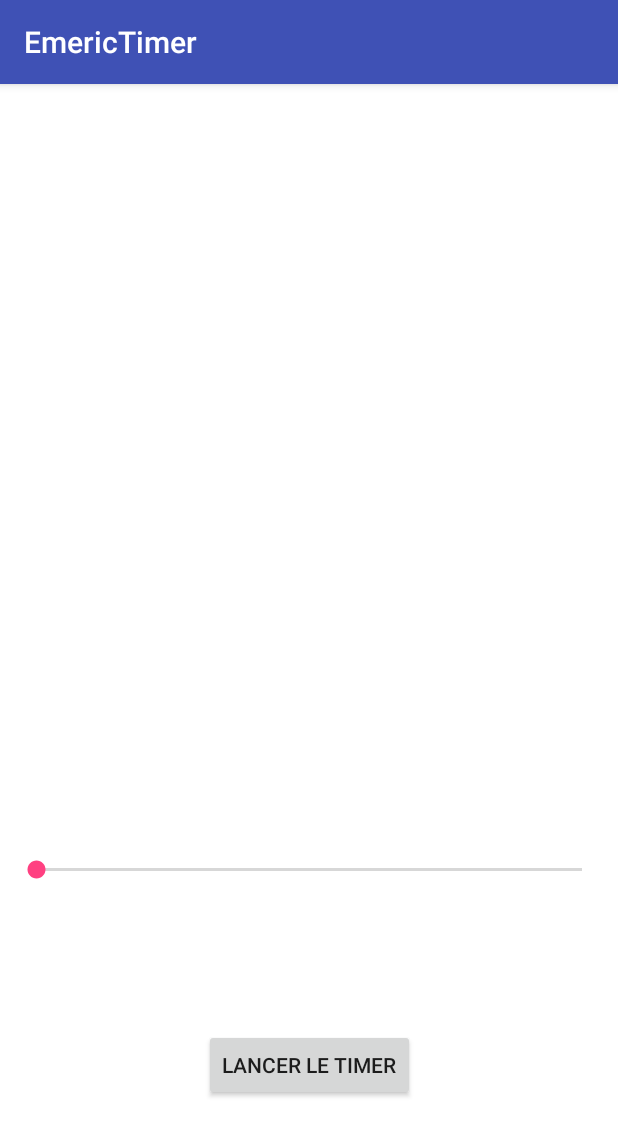
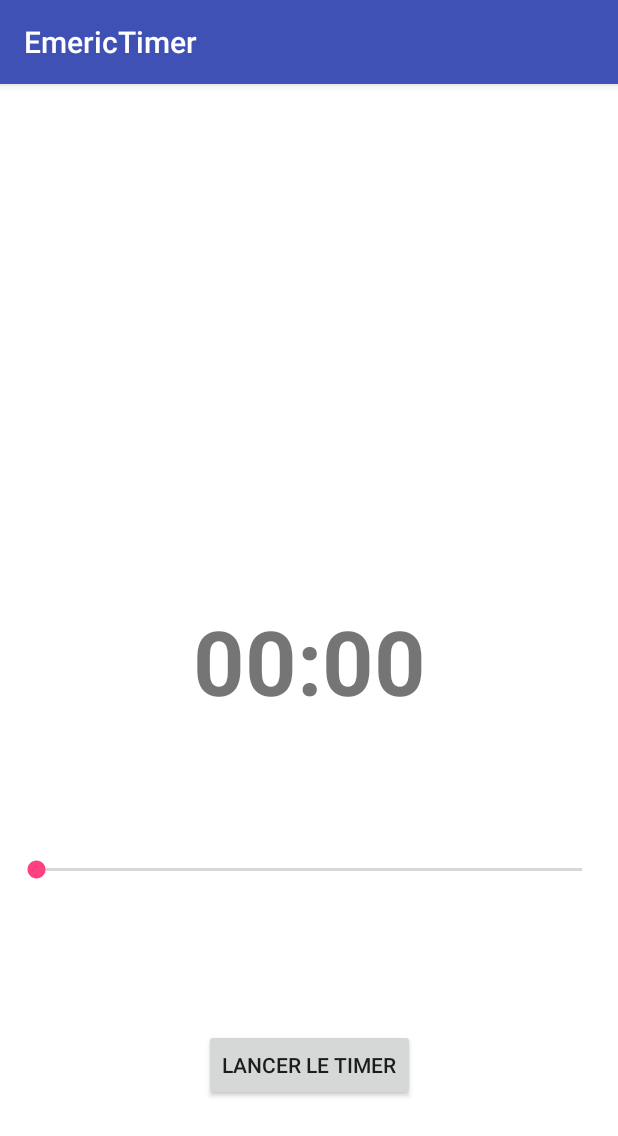
Before and after one commit to Soggard/EmericTimer, an Android app: the screen it shows after launch (MainActivity), on a phone screen of 412 x 824 dp. Shown: the top 1136 px of the screen. Run offline under Robolectric (Android 15) with nearby library versions, the phone set to English and light mode, and no system bars.

Commit message:
Wololo the timer

```diff
--- a/app/src/main/java/net/emericbr/emerictimer/MainActivity.kt
+++ b/app/src/main/java/net/emericbr/emerictimer/MainActivity.kt
@@ -1,12 +1,92 @@
 package net.emericbr.emerictimer
 
+import android.annotation.SuppressLint
 import android.support.v7.app.AppCompatActivity
 import android.os.Bundle
+import android.os.CountDownTimer
+import android.util.Log
+import android.widget.SeekBar
+import kotlinx.android.synthetic.main.activity_main.*
 
 class MainActivity : AppCompatActivity() {
+
+    private var isCountDownActive = false
+    private lateinit var countDownTimer: CountDownTimer
+    private var currentSeekBarPosition = 0
 
     override fun onCreate(savedInstanceState: Bundle?) {
         super.onCreate(savedInstanceState)
         setContentView(R.layout.activity_main)
+
+        seekBar.setOnSeekBarChangeListener(object: SeekBar.OnSeekBarChangeListener {
+            override fun onProgressChanged(seekBar: SeekBar?, progress: Int, fromUser: Boolean) {
+                Log.d(TAG,"Progress : " + progress.toString())
+                updateTimer(progress, fromUser)
+            }
+
+            override fun onStartTrackingTouch(seekBar: SeekBar?) {
+                Log.d(TAG,"onStartTrackingTouch")
+            }
+
+            override fun onStopTrackingTouch(seekBar: SeekBar?) {
+                Log.d(TAG,"onStopTrackingTouch")
+            }
+
+        })
+
+        btnTimer.setOnClickListener { toggleTimer() }
+
+        seekBar.max = 5 * 60
+    }
+
+    @SuppressLint("SetTextI18n")
+    fun updateTimer(progress: Int, fromUser: Boolean) {
+        val minutes = progress / 60
+        val seconds = progress % 60
+        timer.text = "${String.format("%02d", minutes)}:${String.format("%02d", seconds)}"
+
+        if (!fromUser) {
+            seekBar.progress = progress
+        }
+    }
+
+    fun toggleTimer() {
+        if (!isCountDownActive) {
+            btnTimer.text = getString(R.string.reset)
+            currentSeekBarPosition = seekBar.progress
+            countDownTimer = object: CountDownTimer((seekBar.progress * 1000).toLong() + 100, 1000){
+                override fun onFinish() {
+                    // WOLOLO
+                    resetTimer()
+                }
+
+                override fun onTick(millisUntilFinished: Long) {
+                    //seekBar.progress = seekBar.progress - 1
+                    //updateTimer(seekBar.progress)
+                    updateTimer((millisUntilFinished / 1000).toInt(), false)
+                }
+            }
+
+            countDownTimer.start()
+            seekBar.isEnabled = false
+            isCountDownActive = true
+
+        } else {
+            resetTimer()
+        }
+
+    }
+
+    fun resetTimer() {
+        countDownTimer.cancel()
+        isCountDownActive = false
+        btnTimer.text = getString(R.string.lancer)
+        seekBar.isEnabled = true
+
+        updateTimer(currentSeekBarPosition, false)
+    }
+
+    companion object {
+        internal const val TAG = "MainActivity"
     }
 }
--- a/app/src/main/res/layout/activity_main.xml
+++ b/app/src/main/res/layout/activity_main.xml
@@ -18,7 +18,7 @@
         app:srcCompat="@color/white" />
 
     <TextView
-        android:id="@+id/tv"
+        android:id="@+id/timer"
         android:layout_width="wrap_content"
         android:layout_height="wrap_content"
         tools:text="00:00"
@@ -38,16 +38,16 @@
         android:layout_marginBottom="8dp"
         android:layout_marginEnd="8dp"
         android:layout_marginStart="8dp"
-        app:layout_constraintBottom_toTopOf="@+id/button"
+        app:layout_constraintBottom_toTopOf="@+id/btnTimer"
         app:layout_constraintEnd_toEndOf="parent"
         app:layout_constraintStart_toStartOf="parent"
-        app:layout_constraintTop_toBottomOf="@+id/tv" />
+        app:layout_constraintTop_toBottomOf="@+id/timer" />
 
     <Button
-        android:id="@+id/button"
+        android:id="@+id/btnTimer"
         android:layout_width="wrap_content"
         android:layout_height="wrap_content"
-        android:text="@string/lancer"
+        android:text="@string/lancer_le_timer"
         app:layout_constraintBottom_toBottomOf="@+id/imageView"
         app:layout_constraintEnd_toEndOf="parent"
         app:layout_constraintStart_toStartOf="parent"
--- a/app/src/main/res/values/strings.xml
+++ b/app/src/main/res/values/strings.xml
@@ -2,4 +2,6 @@
     <string name="app_name">EmericTimer</string>
     <string name="background">Background</string>
     <string name="lancer">Lancer le timer</string>
+    <string name="reset">Wololo</string>
+    <string name="lancer_le_timer">Lancer le timer</string>
 </resources>
--- a/build.gradle
+++ b/build.gradle
@@ -2,6 +2,7 @@
 
 buildscript {
     ext.kotlin_version = '1.1.51'
+    ext.anko_version = '0.10.4'
     repositories {
         google()
         jcenter()
```
Also changed, not shown: app/build.gradle (+5 -4 lines), 1 other file.
